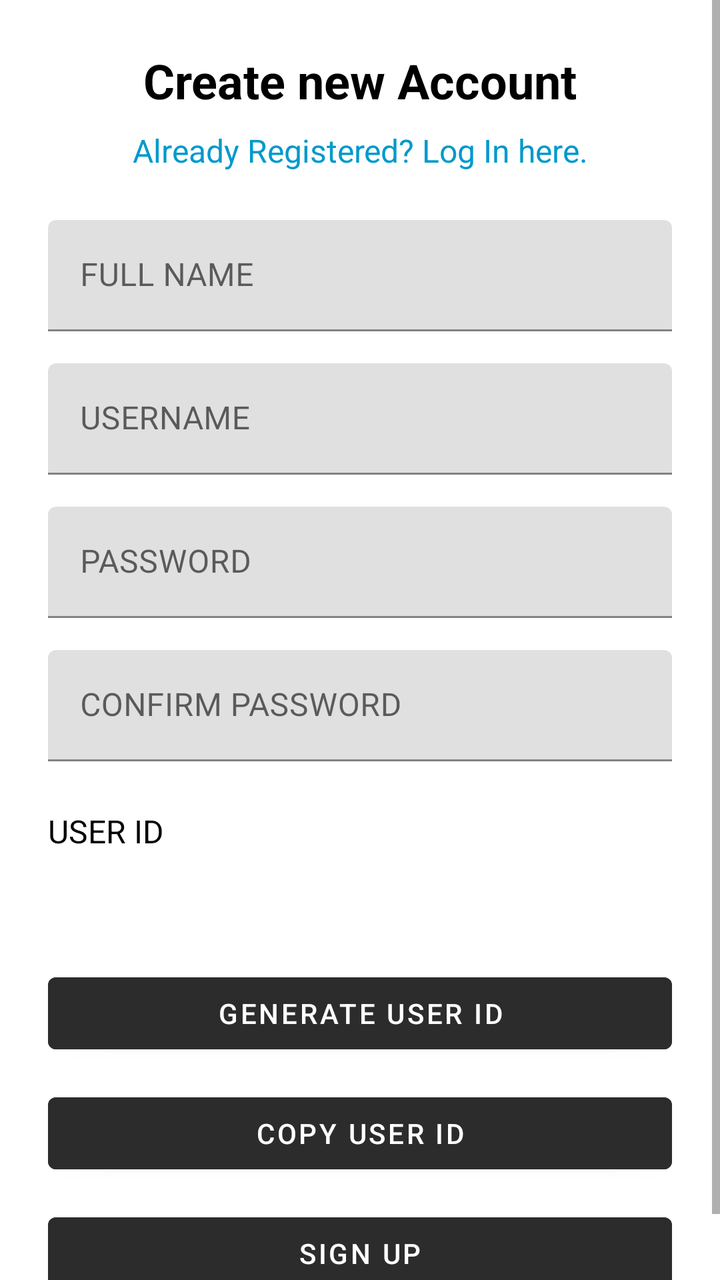
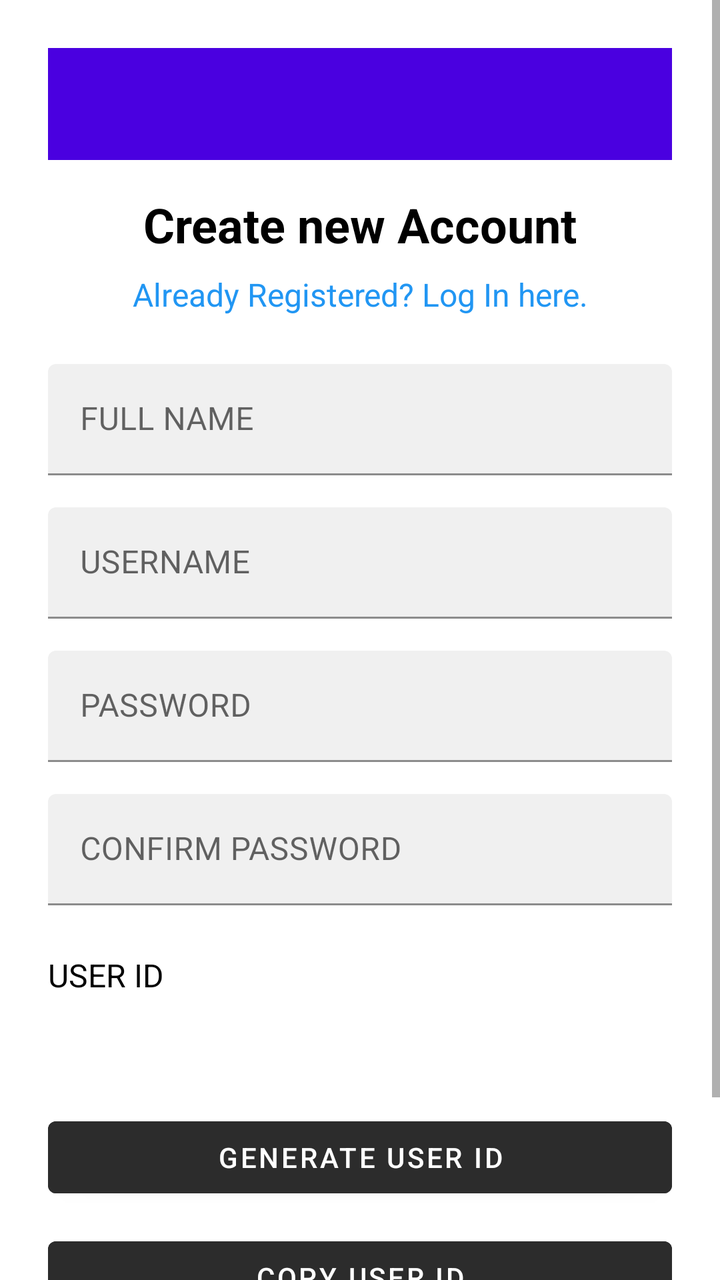

Two renders of the same Android screen: before a commit and after it. Below are the layout's source before the change and the commit's diff.
<!-- AndroidManifest.xml: application theme Theme.HarmonieBudget -->
<!-- res/layout/activity_register.xml -->
<?xml version="1.0" encoding="utf-8"?>
<ScrollView
    xmlns:android="http://schemas.android.com/apk/res/android"
    xmlns:app="http://schemas.android.com/apk/res-auto"
    android:layout_width="match_parent"
    android:layout_height="match_parent"
    android:fillViewport="true">
    <androidx.constraintlayout.widget.ConstraintLayout
        android:layout_width="match_parent"
        android:layout_height="wrap_content"
        android:padding="24dp"
        android:background="@color/white">

        
        <TextView
            android:id="@+id/tv_register_title"
            android:layout_width="wrap_content"
            android:layout_height="wrap_content"
            android:text="@string/create_new_account"
            android:textSize="24sp"
            android:textStyle="bold"
            app:layout_constraintTop_toTopOf="parent"
            app:layout_constraintStart_toStartOf="parent"
            app:layout_constraintEnd_toEndOf="parent" />

        
        <TextView
            android:id="@+id/tv_already_registered"
            android:layout_width="wrap_content"
            android:layout_height="wrap_content"
            android:text="@string/already_registered_log_in"
            android:textSize="16sp"
            android:textColor="@android:color/holo_blue_dark"
            android:layout_marginTop="8dp"
            app:layout_constraintTop_toBottomOf="@id/tv_register_title"
            app:layout_constraintStart_toStartOf="parent"
            app:layout_constraintEnd_toEndOf="parent" />

        
        <com.google.android.material.textfield.TextInputLayout
            android:id="@+id/til_name"
            android:layout_width="0dp"
            android:layout_height="wrap_content"
            android:layout_marginTop="24dp"
            app:layout_constraintTop_toBottomOf="@id/tv_already_registered"
            app:layout_constraintStart_toStartOf="parent"
            app:layout_constraintEnd_toEndOf="parent">
            <com.google.android.material.textfield.TextInputEditText
                android:id="@+id/et_name"
                android:layout_width="match_parent"
                android:layout_height="wrap_content"
                android:hint="@string/full_name_hint"
                android:textColor="@android:color/black" />
        </com.google.android.material.textfield.TextInputLayout>

        
        <com.google.android.material.textfield.TextInputLayout
            android:id="@+id/til_username"
            android:layout_width="0dp"
            android:layout_height="wrap_content"
            android:layout_marginTop="16dp"
            app:layout_constraintTop_toBottomOf="@id/til_name"
            app:layout_constraintStart_toStartOf="parent"
            app:layout_constraintEnd_toEndOf="parent">
            <com.google.android.material.textfield.TextInputEditText
                android:id="@+id/et_username"
                android:layout_width="match_parent"
                android:layout_height="wrap_content"
                android:hint="@string/username_hint"
                android:textColor="@android:color/black" />
        </com.google.android.material.textfield.TextInputLayout>

        
        <com.google.android.material.textfield.TextInputLayout
            android:id="@+id/til_password"
            android:layout_width="0dp"
            android:layout_height="wrap_content"
            android:layout_marginTop="16dp"
            app:layout_constraintTop_toBottomOf="@id/til_username"
            app:layout_constraintStart_toStartOf="parent"
            app:layout_constraintEnd_toEndOf="parent">
            <com.google.android.material.textfield.TextInputEditText
                android:id="@+id/et_password"
                android:layout_width="match_parent"
                android:layout_height="wrap_content"
                android:hint="@string/password_hint"
                android:inputType="textPassword"
                android:textColor="@android:color/black" />
        </com.google.android.material.textfield.TextInputLayout>

        
        <com.google.android.material.textfield.TextInputLayout
            android:id="@+id/til_confirm_password"
            android:layout_width="0dp"
            android:layout_height="wrap_content"
            android:layout_marginTop="16dp"
            app:layout_constraintTop_toBottomOf="@id/til_password"
            app:layout_constraintStart_toStartOf="parent"
            app:layout_constraintEnd_toEndOf="parent">
            <com.google.android.material.textfield.TextInputEditText
                android:id="@+id/et_confirm_password"
                android:layout_width="match_parent"
                android:layout_height="wrap_content"
                android:hint="@string/confirm_password_hint"
                android:inputType="textPassword"
                android:textColor="@android:color/black" />
        </com.google.android.material.textfield.TextInputLayout>

        
        <TextView
            android:id="@+id/tv_user_id_label"
            android:layout_width="wrap_content"
            android:layout_height="wrap_content"
            android:text="@string/user_id_label"
            android:textSize="16sp"
            android:layout_marginTop="24dp"
            app:layout_constraintTop_toBottomOf="@id/til_confirm_password"
            app:layout_constraintStart_toStartOf="parent" />

        <TextView
            android:id="@+id/tv_generated_user_id"
            android:layout_width="0dp"
            android:layout_height="wrap_content"
            android:textSize="18sp"
            android:textStyle="bold"
            android:layout_marginTop="8dp"
            app:layout_constraintTop_toBottomOf="@id/tv_user_id_label"
            app:layout_constraintStart_toStartOf="parent"
            app:layout_constraintEnd_toEndOf="parent" />

        
        <Button
            android:id="@+id/btn_generate_user_id"
            android:layout_width="0dp"
            android:layout_height="wrap_content"
            android:text="@string/generate_user_id_button"
            android:minHeight="48dp"
            android:backgroundTint="#2C2C2C"
            android:textColor="#FFFFFF"
            android:layout_marginTop="24dp"
            app:layout_constraintTop_toBottomOf="@id/tv_generated_user_id"
            app:layout_constraintStart_toStartOf="parent"
            app:layout_constraintEnd_toEndOf="parent" />

        
        <Button
            android:id="@+id/btn_copy_user_id"
            android:layout_width="0dp"
            android:layout_height="wrap_content"
            android:text="@string/copy_user_id_button"
            android:minHeight="48dp"
            android:backgroundTint="#2C2C2C"
            android:textColor="#FFFFFF"
            android:layout_marginTop="12dp"
            app:layout_constraintTop_toBottomOf="@id/btn_generate_user_id"
            app:layout_constraintStart_toStartOf="parent"
            app:layout_constraintEnd_toEndOf="parent" />

        
        <Button
            android:id="@+id/btn_register"
            android:layout_width="0dp"
            android:layout_height="wrap_content"
            android:text="@string/sign_up_button"
            android:minHeight="48dp"
            android:backgroundTint="#2C2C2C"
            android:textColor="#FFFFFF"
            android:layout_marginTop="12dp"
            app:layout_constraintTop_toBottomOf="@id/btn_copy_user_id"
            app:layout_constraintStart_toStartOf="parent"
            app:layout_constraintEnd_toEndOf="parent" />

    </androidx.constraintlayout.widget.ConstraintLayout>
</ScrollView>
<!-- resources referenced by this layout -->
<resources>
  <color name="white">#FFFFFFFF</color>
  <string name="already_registered_log_in">Already Registered? Log In here.</string>
  <string name="confirm_password_hint">CONFIRM PASSWORD</string>
  <string name="copy_user_id_button">Copy User ID</string>
  <string name="create_new_account">Create new Account</string>
  <string name="full_name_hint">FULL NAME</string>
  <string name="generate_user_id_button">Generate User ID</string>
  <string name="password_hint">PASSWORD</string>
  <string name="sign_up_button">Sign up</string>
  <string name="user_id_label">USER ID</string>
  <string name="username_hint">USERNAME</string>
  <style name="Theme.HarmonieBudget" parent="Theme.MaterialComponents.DayNight.NoActionBar">
  
          
          <item name="colorPrimary">@color/purple_500</item>
  
          
          <item name="colorPrimaryVariant">@color/purple_700</item>
  
          
          <item name="colorSecondary">@color/teal_200</item>
  
          
          <item name="android:windowBackground">@color/white</item>
  
          
          <item name="android:textColor">@android:color/black</item>
  
      </style>
  <color name="purple_500">#FF6200EE</color>
  <color name="purple_700">#FF3700B3</color>
  <color name="teal_200">#FF03DAC5</color>
</resources>

<!-- the commit's change to res/layout/activity_register.xml (unified diff, before → after) -->
@@ -12,6 +12,16 @@
         android:background="@color/white">
 
         
+        <View
+            android:id="@+id/top_bar"
+            android:layout_width="0dp"
+            android:layout_height="56dp"
+            android:background="#4A00E0"
+            app:layout_constraintTop_toTopOf="parent"
+            app:layout_constraintStart_toStartOf="parent"
+            app:layout_constraintEnd_toEndOf="parent" />
+
+        
         <TextView
             android:id="@+id/tv_register_title"
             android:layout_width="wrap_content"
@@ -19,7 +29,9 @@
             android:text="@string/create_new_account"
             android:textSize="24sp"
             android:textStyle="bold"
-            app:layout_constraintTop_toTopOf="parent"
+            android:textColor="#000000"
+            android:layout_marginTop="16dp"
+            app:layout_constraintTop_toBottomOf="@id/top_bar"
             app:layout_constraintStart_toStartOf="parent"
             app:layout_constraintEnd_toEndOf="parent" />
 
@@ -30,7 +42,7 @@
             android:layout_height="wrap_content"
             android:text="@string/already_registered_log_in"
             android:textSize="16sp"
-            android:textColor="@android:color/holo_blue_dark"
+            android:textColor="#2196F3"
             android:layout_marginTop="8dp"
             app:layout_constraintTop_toBottomOf="@id/tv_register_title"
             app:layout_constraintStart_toStartOf="parent"
@@ -42,6 +54,8 @@
             android:layout_width="0dp"
             android:layout_height="wrap_content"
             android:layout_marginTop="24dp"
+            app:boxBackgroundColor="#F0F0F0"
+            app:boxStrokeColor="#6A1B9A"
             app:layout_constraintTop_toBottomOf="@id/tv_already_registered"
             app:layout_constraintStart_toStartOf="parent"
             app:layout_constraintEnd_toEndOf="parent">
@@ -59,6 +73,8 @@
             android:layout_width="0dp"
             android:layout_height="wrap_content"
             android:layout_marginTop="16dp"
+            app:boxBackgroundColor="#F0F0F0"
+            app:boxStrokeColor="#6A1B9A"
             app:layout_constraintTop_toBottomOf="@id/til_name"
             app:layout_constraintStart_toStartOf="parent"
             app:layout_constraintEnd_toEndOf="parent">
@@ -76,6 +92,8 @@
             android:layout_width="0dp"
             android:layout_height="wrap_content"
             android:layout_marginTop="16dp"
+            app:boxBackgroundColor="#F0F0F0"
+            app:boxStrokeColor="#6A1B9A"
             app:layout_constraintTop_toBottomOf="@id/til_username"
             app:layout_constraintStart_toStartOf="parent"
             app:layout_constraintEnd_toEndOf="parent">
@@ -94,6 +112,8 @@
             android:layout_width="0dp"
             android:layout_height="wrap_content"
             android:layout_marginTop="16dp"
+            app:boxBackgroundColor="#F0F0F0"
+            app:boxStrokeColor="#6A1B9A"
             app:layout_constraintTop_toBottomOf="@id/til_password"
             app:layout_constraintStart_toStartOf="parent"
             app:layout_constraintEnd_toEndOf="parent">
